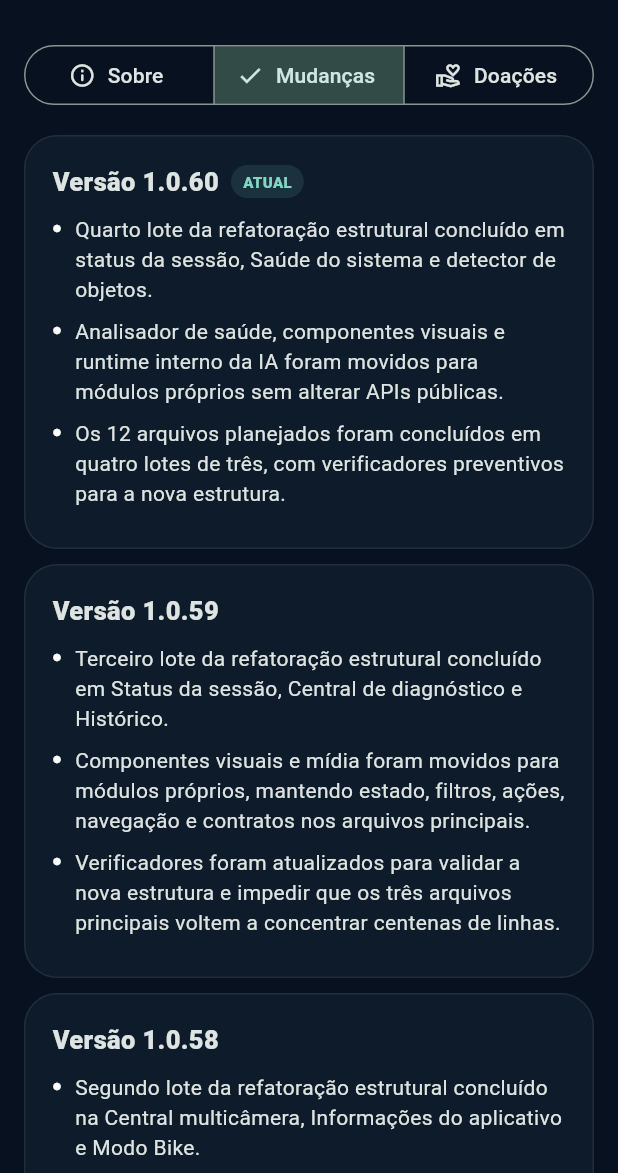
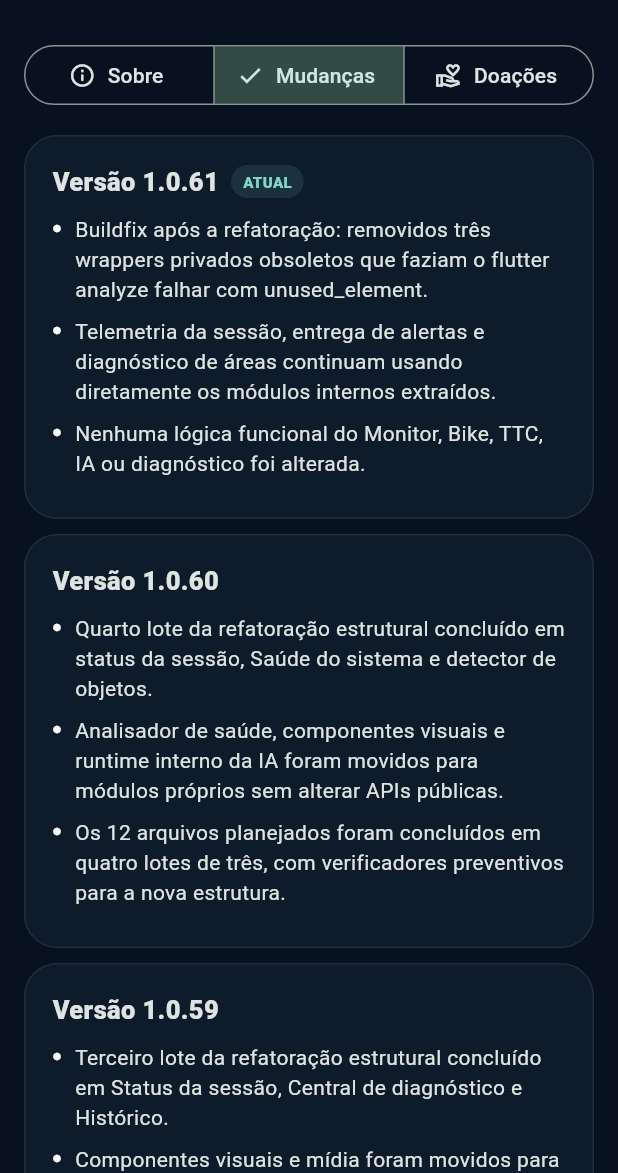
Before and after one commit to adriedsonlemoz/Vigia-IA, a Flutter app: the AppInfoScreen screen opened directly, after a tap on "Mudanças", on a phone screen of 412 x 824 dp, the part 63-1236 px from its top. Run offline on Flutter 3.47's test engine with Material 3 defaults, Android fonts, the phone set to English and light mode, and no system bars; our stand-ins replace camera, flutter_tts, qr_flutter; missing offline and left inert: flutter_litert, mobile_scanner, vlc_player; accounts and stored records are empty.

Commit message:
Atualização • vigiaia v1.0.61+61 • GitHub Manager • 20/09/2026 11:05:22

```diff
--- a/app_identity.json
+++ b/app_identity.json
@@ -4,7 +4,7 @@
   "applicationId": "com.vigiaia.app",
   "namespace": "com.vigiaia.app",
   "identityStatus": "full-vigiaia-technical-identity",
-  "notes": "A 1.0.60 conclui o quarto lote da refatoração preventiva em grupos de três arquivos: status/modelo da sessão, Saúde do sistema e runtime do detector foram divididos em módulos internos menores, preservando APIs e comportamento.",
-  "version": "1.0.60",
-  "build": 60
+  "notes": "A 1.0.61 corrige três wrappers privados obsoletos deixados pela refatoração do MonitorController, eliminando warnings do flutter analyze sem alterar a lógica dos módulos extraídos.",
+  "version": "1.0.61",
+  "build": 61
 }
--- a/lib/core/app_metadata.dart
+++ b/lib/core/app_metadata.dart
@@ -2,8 +2,8 @@ class AppMetadata {
   const AppMetadata._();
 
   static const String name = 'Vigia IA';
-  static const String version = '1.0.60';
-  static const int build = 60;
+  static const String version = '1.0.61';
+  static const int build = 61;
   static const String developer = 'Adriedson Lemos';
   static const String pixKey = 'adriedson@outlook.com';
 }
--- a/lib/screens/app_info_screen_components.dart
+++ b/lib/screens/app_info_screen_components.dart
@@ -58,8 +58,17 @@ class _ChangesPanel extends StatelessWidget {
     return const Column(
       children: [
         _ReleaseCard(
+          version: '1.0.61',
+          current: true,
+          changes: [
+            'Buildfix após a refatoração: removidos três wrappers privados obsoletos que faziam o flutter analyze falhar com unused_element.',
+            'Telemetria da sessão, entrega de alertas e diagnóstico de áreas continuam usando diretamente os módulos internos extraídos.',
+            'Nenhuma lógica funcional do Monitor, Bike, TTC, IA ou diagnóstico foi alterada.',
+          ],
+        ),
+        SizedBox(height: 10),
+        _ReleaseCard(
           version: '1.0.60',
-          current: true,
           changes: [
             'Quarto lote da refatoração estrutural concluído em status da sessão, Saúde do sistema e detector de objetos.',
             'Analisador de saúde, componentes visuais e runtime interno da IA foram movidos para módulos próprios sem alterar APIs públicas.',
--- a/pubspec.yaml
+++ b/pubspec.yaml
@@ -1,7 +1,7 @@
 name: vigiaia
 description: Vigia IA para monitoramento local com camera, RTSP e deteccao de objetos offline.
 publish_to: "none"
-version: 1.0.60+60
+version: 1.0.61+61
 environment:
   sdk: ">=3.12.0 <4.0.0"
   flutter: ">=3.44.0"
```
Also changed, not shown: lib/controllers/monitor_controller.dart (+0 -15 lines), 6 other files.
